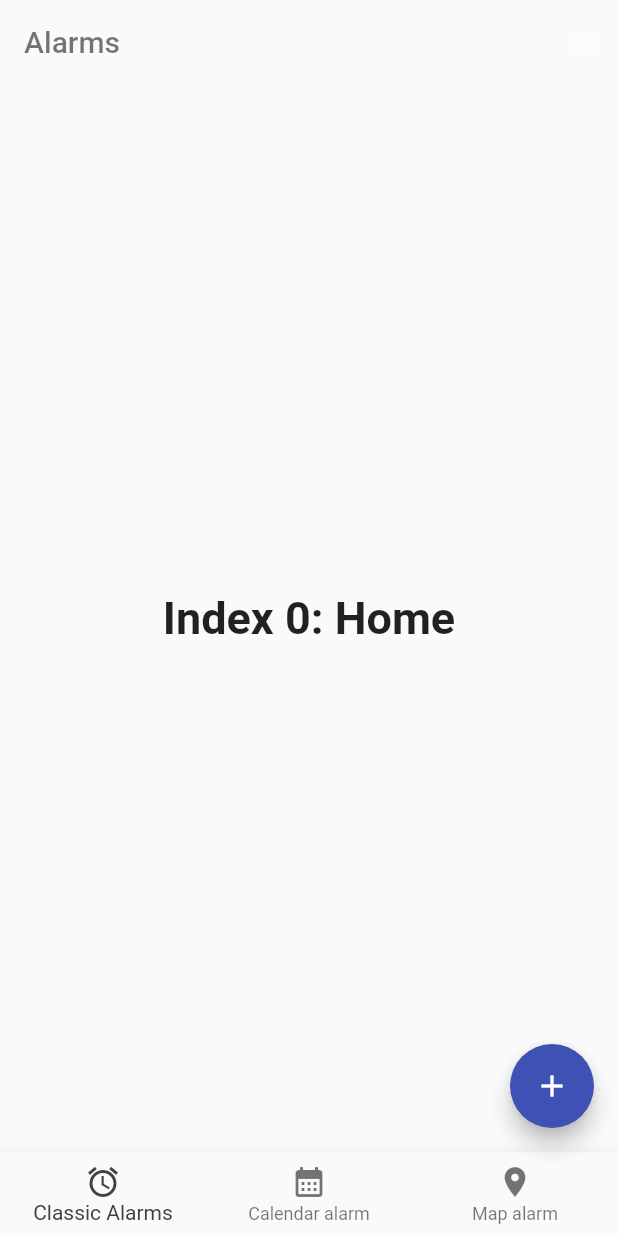
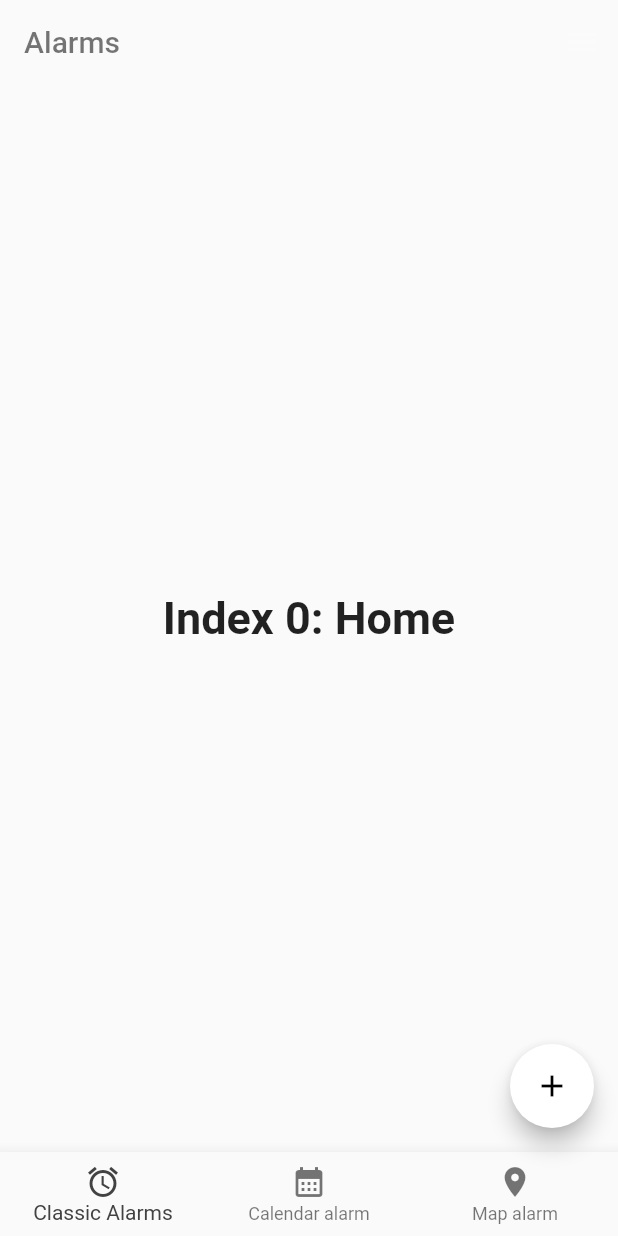
Before and after one commit to MaximCheb/flutter_dd_alarm, a Flutter app: the screen it shows after launch, after a tap on the "add" icon, on a phone screen of 412 x 824 dp. Run offline on Flutter 3.47's test engine with Material 2 defaults, Android fonts, the phone set to English and light mode, and no system bars; our stand-ins replace bloc, dartz, equatable; generated files the repository leaves out were written again.

Commit message:
add settings file

```diff
--- /dev/null
+++ b/assets/settings.json
@@ -0,0 +1,5 @@
+{
+  "lang": "ru",
+  "theme": "dark",
+  "font": "default"
+}
--- /dev/null
+++ b/lib/common/app_themes.dart
@@ -0,0 +1,32 @@
+import 'package:flutter/material.dart';
+
+class AppTheme{
+  static ThemeData classicTheme()=>
+    ThemeData(
+      splashColor: Colors.blueGrey,
+      primaryColor: const Color(0x4F5b66),
+     bottomAppBarColor: const Color(0x65737E),
+     hoverColor: const Color(0x343D46),
+     colorScheme: ColorScheme.light()
+    );
+  static ThemeData darkTheme()=>
+      ThemeData(
+        primaryColor: Colors.white70,
+          colorScheme: ColorScheme.dark(
+            background: Color.fromARGB(255, 119, 119, 119)
+          )
+      );
+  static ThemeData blueGreyTheme()=>
+      ThemeData(
+          primaryColor: const Color(0x536878),
+          colorScheme: const ColorScheme.dark(
+              background: const Color.fromARGB(255, 119, 119, 119),
+              primary: const Color(0x536878),
+              secondary: const Color(0x536878),
+              error: const Color(0x536878),
+              onSurface: const Color(0x536878),
+              brightness: Brightness.dark
+
+          )
+      );
+}
--- /dev/null
+++ b/lib/features/app/data/models/settings_model.dart
@@ -0,0 +1,13 @@
+import 'package:flutter_geo_alarm/features/app/domain/entities/settings_entity.dart';
+
+class SettingsModel extends SettingsEntity {
+  const SettingsModel(
+      {required super.theme, required super.font, required super.lang});
+  factory SettingsModel.fromJson(Map<String, dynamic> json) {
+    return SettingsModel(
+        theme: json['theme'], font: json['font'], lang: json['lang']);
+  }
+  Map<String, dynamic> toJson() {
+    return {'user_name': userName, 'theme': theme, 'font': font, 'lang': lang};
+  }
+}
--- /dev/null
+++ b/lib/features/app/domain/entities/settings_entity.dart
@@ -0,0 +1,18 @@
+import 'package:equatable/equatable.dart';
+
+class SettingsEntity extends Equatable {
+  final String? userName;
+  final String theme;
+  final String font;
+  final String lang;
+
+  const SettingsEntity(
+      {this.userName,
+      required this.theme,
+      required this.font,
+      required this.lang});
+
+  @override
+  // TODO: implement props
+  List<Object?> get props => [theme, font, lang];
+}
--- a/lib/features/classic/presentation/pages/alarms_page.dart
+++ b/lib/features/classic/presentation/pages/alarms_page.dart
@@ -2,14 +2,14 @@ import 'package:flutter/foundation.dart';
 import 'package:flutter/material.dart';
 import 'package:flutter_gen/gen_l10n/app_localizations.dart';
 
-class AlarmPage extends StatefulWidget {
-  const AlarmPage({Key? key}) : super(key: key);
+class AlarmsPage extends StatefulWidget {
+  const AlarmsPage({Key? key}) : super(key: key);
 
   @override
-  State<AlarmPage> createState() => _AlarmPageState();
+  State<AlarmsPage> createState() => _AlarmPageState();
 }
 
-class _AlarmPageState extends State<AlarmPage>
+class _AlarmPageState extends State<AlarmsPage>
     with SingleTickerProviderStateMixin {
   late TabController _tabController;
   int _selectedIndex = 0;
@@ -92,8 +92,8 @@ class _AlarmPageState extends State<AlarmPage>
         onPressed: () {
           _addAlarm( _selectedIndex);
         },
-        backgroundColor: Colors.indigo,
-        hoverColor: Colors.blueAccent,
+        backgroundColor: Theme.of(context).colorScheme.background,
+        hoverColor: Theme.of(context).hoverColor,
         child: Icon(Icons.add),
       ),
     );
--- a/lib/main.dart
+++ b/lib/main.dart
@@ -1,13 +1,32 @@
+import 'dart:convert';
+import 'dart:io';
+
 import 'package:flutter/material.dart';
 import 'package:flutter_gen/gen_l10n/app_localizations.dart';
+import 'package:flutter_geo_alarm/common/app_themes.dart';
+import 'features/app/data/models/settings_model.dart';
 import 'features/classic/presentation/pages/alarms_page.dart';
 
-void main() {
-  runApp(const MyApp());
+Future<void> main() async {
+  // await di.init();
+  SettingsModel settings = await readSettings();
+  runApp(MyApp( settings: settings,));
 }
-
+Future<SettingsModel> readSettings() async {
+  try {
+    final settingsFile = File('assets/settings.json');
+    var jsonSettings = await settingsFile.readAsString();
+    if (jsonSettings.isNotEmpty) {
+      return SettingsModel.fromJson(json.decode(jsonSettings));
+    }
+  } catch (error) {
+    return SettingsModel(lang: Platform.localeName,font: "default", theme: 'classic');
+  }
+  return SettingsModel(lang: Platform.localeName,font: "default", theme: 'classic');
+}
 class MyApp extends StatelessWidget {
-  const MyApp({Key? key}) : super(key: key);
+  final SettingsModel settings;
+  const MyApp({Key? key, required this.settings}) : super(key: key);
 
   // This widget is the root of your application.
   @override
@@ -16,15 +35,25 @@ class MyApp extends StatelessWidget {
       supportedLocales: AppLocalizations.supportedLocales,
       localizationsDelegates:
         AppLocalizations.localizationsDelegates,
-      // locale: const Locale('en'),
+      locale: Locale(settings.lang),
       onGenerateTitle: (context) =>
       AppLocalizations.of(context)!.title_app,
       title: "Flutter geo alarm",
-      theme: ThemeData(
-
-        primarySwatch: Colors.blue,
-      ),
-      home: const AlarmPage(),
+      theme: chooseTheme(settings.theme),
+      home: const AlarmsPage(),
     );
   }
+
+  ThemeData chooseTheme(String theme){
+    switch (theme){
+      case("classic"):
+        return AppTheme.classicTheme();
+        break;
+      case("dark"):
+        return AppTheme.classicTheme();
+      default:
+        return AppTheme.classicTheme();
+
+    }
+  }
 }
--- a/pubspec.yaml
+++ b/pubspec.yaml
@@ -71,6 +71,7 @@ flutter:
     - assets/data/
     - assets/images/
     - assets/l10n/
+    - assets/settings.json
   # An image asset can refer to one or more resolution-specific "variants", see
   # https://flutter.dev/assets-and-images/#resolution-aware
 
```
